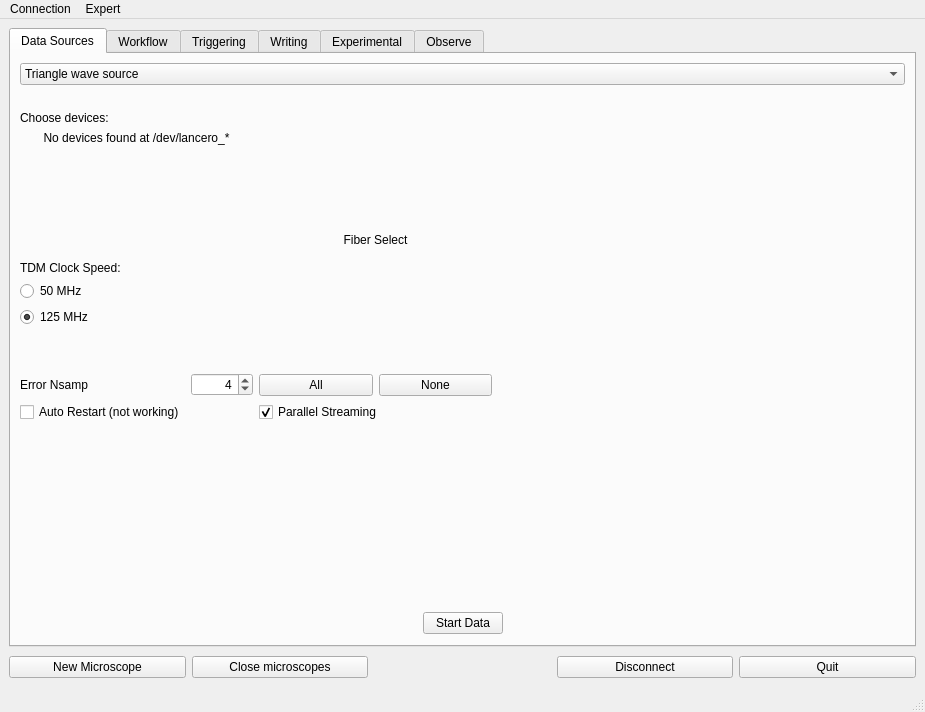
This is dc.ui in usnistgov/dastardcommander as Qt 5 draws it before an edit. The edited form follows.
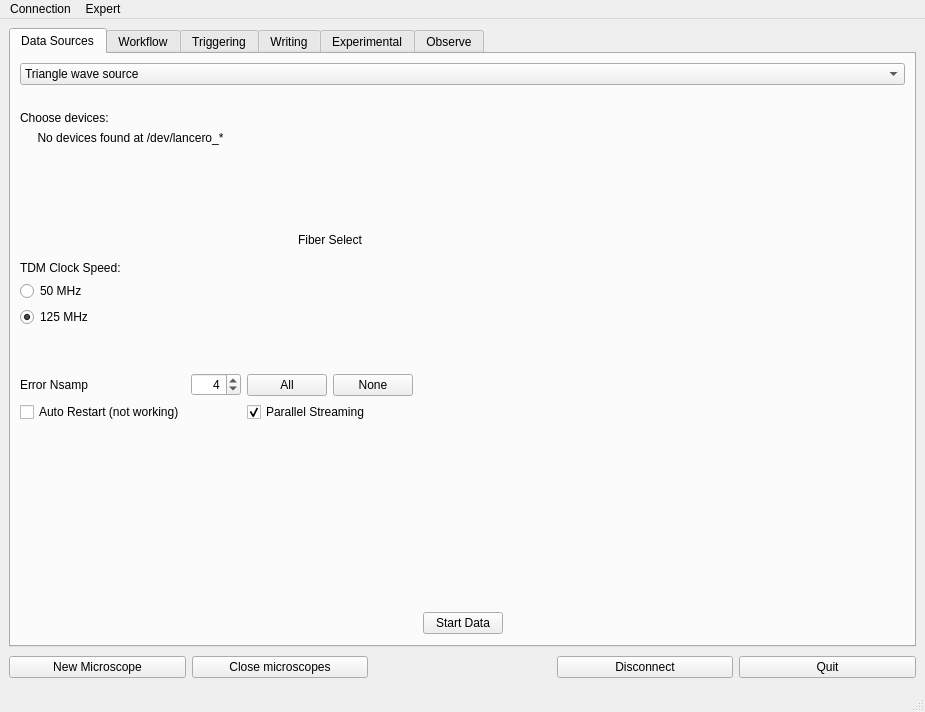
This is the edited form. The open tabs and pages were chosen to show the change. Icons and pictures are not drawn.

Commit message:
Update NSamp spin box properties.
Fixes #56. Maybe. Hard to tell, b/c I cannot reproduce on my Mac.

Diff of the .ui file:
```diff
--- a/dc.ui
+++ b/dc.ui
@@ -498,6 +498,18 @@
                    </item>
                    <item row="1" column="1">
                     <widget class="QSpinBox" name="nsampSpinBox">
+                     <property name="sizePolicy">
+                      <sizepolicy hsizetype="MinimumExpanding" vsizetype="Fixed">
+                       <horstretch>0</horstretch>
+                       <verstretch>0</verstretch>
+                      </sizepolicy>
+                     </property>
+                     <property name="minimumSize">
+                      <size>
+                       <width>50</width>
+                       <height>0</height>
+                      </size>
+                     </property>
                      <property name="toolTip">
                       <string>NSAMP setting for DFB cards
 (the number of error samples summed)</string>
@@ -570,6 +582,19 @@
                </item>
               </layout>
              </item>
+             <item row="0" column="2">
+              <spacer name="horizontalSpacer_3">
+               <property name="orientation">
+                <enum>Qt::Horizontal</enum>
+               </property>
+               <property name="sizeHint" stdset="0">
+                <size>
+                 <width>40</width>
+                 <height>20</height>
+                </size>
+               </property>
+              </spacer>
+             </item>
             </layout>
            </widget>
           </widget>
```
